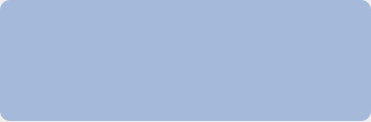
First picture: the form in ui/item.ui, repository xuanducdepzai/python-app, before the edit.
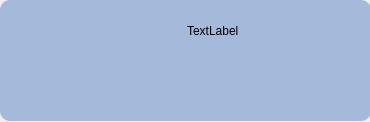
Second picture: the form after the edit.

```diff
--- a/ui/item.ui
+++ b/ui/item.ui
@@ -6,7 +6,7 @@
    <rect>
     <x>0</x>
     <y>0</y>
-    <width>371</width>
+    <width>370</width>
     <height>122</height>
    </rect>
   </property>
@@ -35,30 +35,16 @@
     <rect>
      <x>10</x>
      <y>10</y>
-     <width>160</width>
+     <width>100</width>
      <height>100</height>
     </rect>
    </property>
    <property name="text">
     <string/>
    </property>
-  </widget>
-  <widget class="QPushButton" name="pushButton">
-   <property name="geometry">
-    <rect>
-     <x>180</x>
-     <y>10</y>
-     <width>181</width>
-     <height>31</height>
-    </rect>
+   <property name="scaledContents">
+    <bool>true</bool>
    </property>
-   <property name="styleSheet">
-    <string notr="true">background:none;
-border:none</string>
-   </property>
-   <property name="text">
-    <string/>
-   </property>
   </widget>
   <widget class="QWidget" name="danah_gia" native="true">
    <property name="geometry">
@@ -71,6 +57,19 @@
    </property>
    <layout class="QGridLayout" name="gridLayout"/>
   </widget>
+  <widget class="QLabel" name="lb_name">
+   <property name="geometry">
+    <rect>
+     <x>187</x>
+     <y>15</y>
+     <width>161</width>
+     <height>31</height>
+    </rect>
+   </property>
+   <property name="text">
+    <string>TextLabel</string>
+   </property>
+  </widget>
  </widget>
  <resources/>
  <connections/>
```
Left out of the diff: 6 changed lines with no effect on the pictures.
